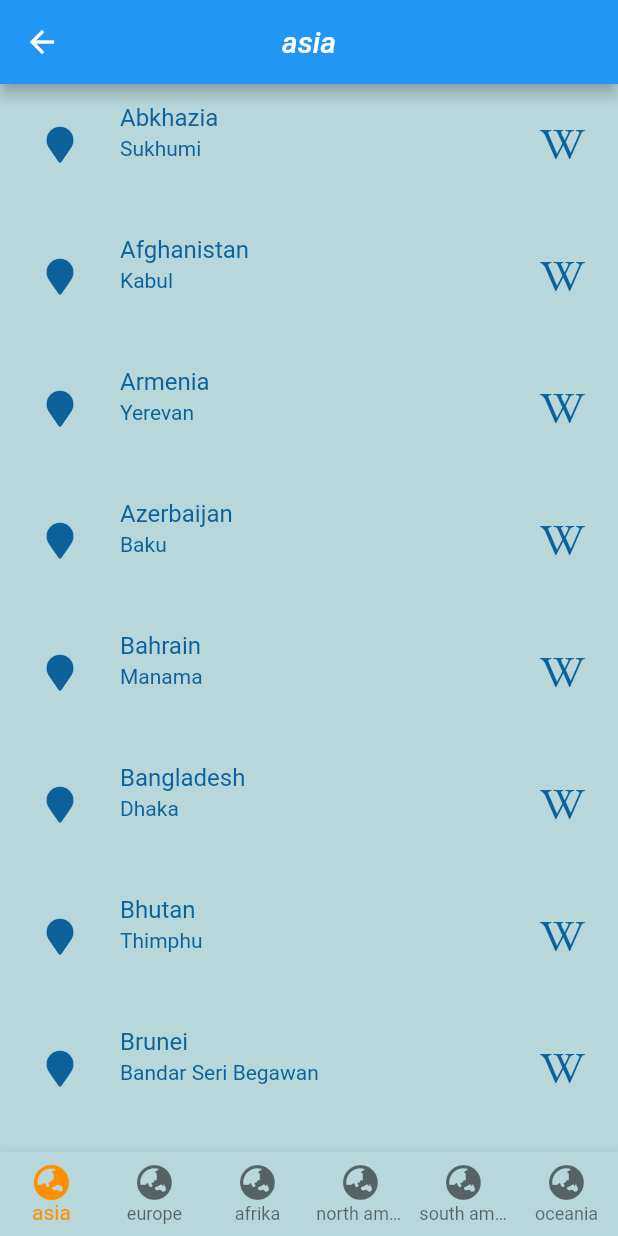
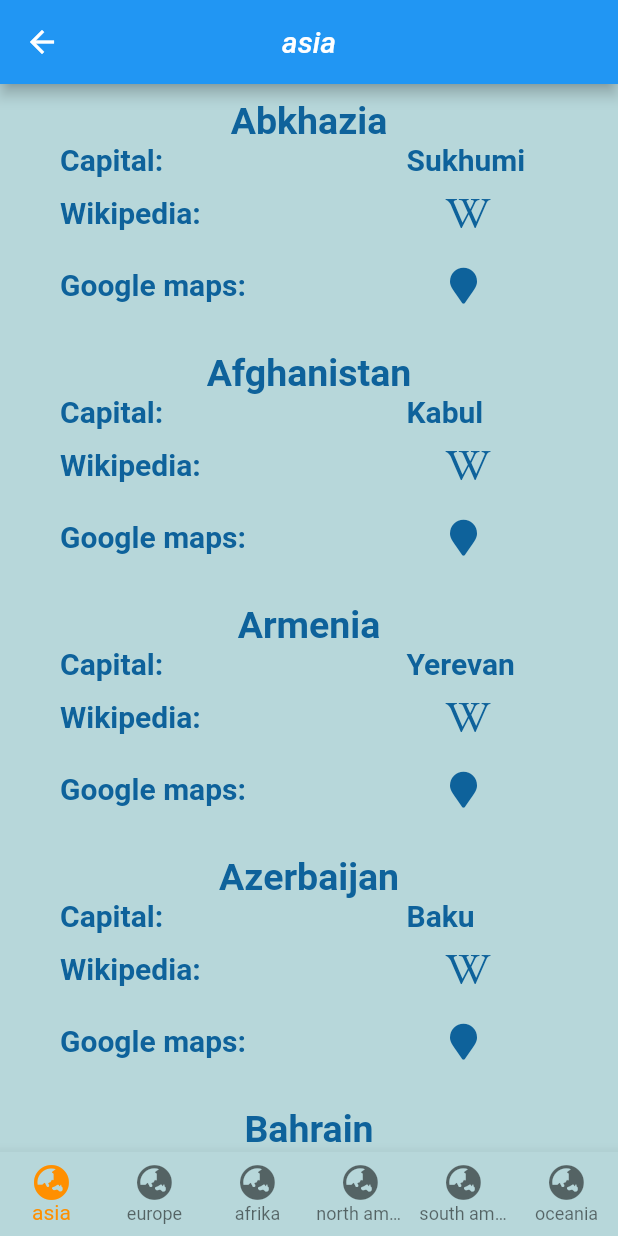
Before and after one commit to lukalajovic12/ll_games, a Flutter app: the screen it shows after launch, in the side drawer, after a tap on "Data", on a phone screen of 412 x 824 dp. Run offline on Flutter 3.47's test engine with Material 2 defaults, Android fonts, the phone set to English and light mode, and no system bars; our stand-ins replace charts_flutter, font_awesome_flutter, sqflite; accounts and stored records are empty.

Commit message:
fixed bug and table for data

```diff
--- a/lib/geography/country_capital_table.dart
+++ b/lib/geography/country_capital_table.dart
@@ -118,7 +118,7 @@ class _GeoDataWidget extends State<GeoDataWidget> {
         ),
         centerTitle: true,
       ),
-      body: countryList(),
+      body: countryList(context),
       bottomNavigationBar: BottomNavigationBar(
         backgroundColor: Color(hexColor('#B7D7DA')),
         type: BottomNavigationBarType.fixed,
@@ -130,34 +130,94 @@ class _GeoDataWidget extends State<GeoDataWidget> {
     );
   }
 
-  Container countryList() {
+  Container countryList(BuildContext context) {
+    double c_width = MediaQuery.of(context).size.width;
     return Container(
         color: Color(hexColor('#B7D7DA')),
         child: ListView.builder(
           itemCount: getGeoList().length,
           itemBuilder: (context, index) {
-            CountryCapital country = getGeoList()[index];
-            return ListTile(
-              leading: IconButton(
+            CountryCapital cc = getGeoList()[index];
+            return Container(
+              padding: new EdgeInsets.only(top: 10, bottom: 10),
+              child: Column(
+                children: <Widget>[
+                  Row(
+                    mainAxisAlignment: MainAxisAlignment.center,
+                    children: <Widget>[
+                      Container(
+                        child: Text(cc.country,
+                            style: TextStyle(
+                                color: Color(hexColor('#0E629B')),
+                                fontSize: 25.0,
+                                fontWeight: FontWeight.bold)),
+                      )
+                    ],
+                  ),
+                  Row(
+                    children: <Widget>[
+                      Container(
+                        padding: new EdgeInsets.only(left: 40),
+                        width: c_width / 2,
+                        child: Text('Capital:',
+                            style: TextStyle(
+                                color: Color(hexColor('#0E629B')),
+                                fontSize: 20.0,
+                                fontWeight: FontWeight.bold)),
+                      ),
+                      Container(
+                          width: c_width / 2,
+                          padding: new EdgeInsets.only(left: 65),
+                          child: Text(cc.capital,
+                              style: TextStyle(
+                                  color: Color(hexColor('#0E629B')),
+                                  fontSize: 20.0,
+                                  fontWeight: FontWeight.bold))),
+                    ],
+                  ),
+                  Row(children: <Widget>[
+                    Container(
+                      padding: new EdgeInsets.only(left: 40),
+                      width: c_width / 2,
+                      child: Text('Wikipedia:',
+                          style: TextStyle(
+                              color: Color(hexColor('#0E629B')),
+                              fontSize: 20.0,
+                              fontWeight: FontWeight.bold)),
+                    ),
+                    Container(
+                      width: c_width / 2,
+                      child: IconButton(
+                        color: Color(hexColor('#0E629B')),
+                        icon: Icon(FontAwesomeIcons.wikipediaW),
+                        onPressed: () {
+                          goToWikipedia(cc.country);
+                        },
+                      ),
+                    ),
+                  ]),
+                  Row(children: <Widget>[
+                    Container(
+                      padding: new EdgeInsets.only(left: 40),
+                      width: c_width / 2,
+                      child: Text('Google maps:',
+                          style: TextStyle(
+                              color: Color(hexColor('#0E629B')),
+                              fontSize: 20.0,
+                              fontWeight: FontWeight.bold)),
+                    ),
+                    Container(
+                      width: c_width / 2,
+                      child: IconButton(
                         color: Color(hexColor('#0E629B')),
                         icon: Icon(FontAwesomeIcons.mapMarker),
                         onPressed: () {
-                  goToGoogleMaps(country.country);
+                          goToGoogleMaps(cc.country);
                         },
                       ),
-              title: Text(
-                country.country,
-                style: TextStyle(color: Color(hexColor('#0E629B'))),
                     ),
-              subtitle: Text(country.capital,
-                  style: TextStyle(color: Color(hexColor('#0E629B')))),
-              isThreeLine: true,
-              trailing: IconButton(
-                color: Color(hexColor('#0E629B')),
-                icon: Icon(FontAwesomeIcons.wikipediaW),
-                onPressed: () {
-                  goToWikipedia(country.country);
-                },
+                  ]),
+                ],
               ),
             );
           },
@@ -172,6 +232,11 @@ void goToWikipedia(String country) {
 
 void goToGoogleMaps(String country) {
   String url = 'https://www.google.com/maps/place/$country';
+  launchUrl(url);
+}
+
+void goToBritanica(String country) {
+  String url = 'https://www.britannica.com/place/$country';
   launchUrl(url);
 }
 
--- a/lib/geography/kviz.dart
+++ b/lib/geography/kviz.dart
@@ -242,6 +242,7 @@ class _QuizState extends State<Quiz> {
   }
 
   void checkAnwser(String anwser) {
+    if(timeCounting) {
       clickedAnwser = anwser;
       setState(() {
         if (checkingAnwser(anwser)) {
@@ -272,6 +273,7 @@ class _QuizState extends State<Quiz> {
         startWait();
       });
     }
+  }
 
   Color buttonCollor(String anwser) {
     if (timeCounting) {
@@ -288,6 +290,7 @@ class _QuizState extends State<Quiz> {
   }
 
   void skipAnwser() {
+    if(timeCounting) {
       String corAnw = "";
       int qt = 1;
       if (quizType == 1) {
@@ -311,6 +314,7 @@ class _QuizState extends State<Quiz> {
       setState(() {
         createGeo();
       });
+    }
   }
 
   @override
--- a/lib/geography/single_game_statistics.dart
+++ b/lib/geography/single_game_statistics.dart
@@ -340,7 +340,27 @@ Container anwserListContainer(List<Anwser> lastGameAnwsers,BuildContext context)
                   ]),
 
 
-
+              Row(
+                  children: <Widget>[
+                    Container(
+                      width: c_width/3,
+                      child: Text('Britanica:',
+                          style: TextStyle(
+                              color: Color(hexColor('#0E629B')),
+                              fontSize: 20.0,
+                              fontWeight: FontWeight.bold)),
+                    ),
+                    Container(
+                      width: c_width/2,
+                      child: IconButton(
+                        color: Color(hexColor('#0E629B')),
+                        icon: Icon(FontAwesomeIcons.book),
+                        onPressed: () {
+                          goToBritanica(anwser.correctAnwser);
+                        },
+                      ),
+                    ),
+                  ]),
 
 
 
```
Lines whose indentation alone changed are shown as unchanged.
